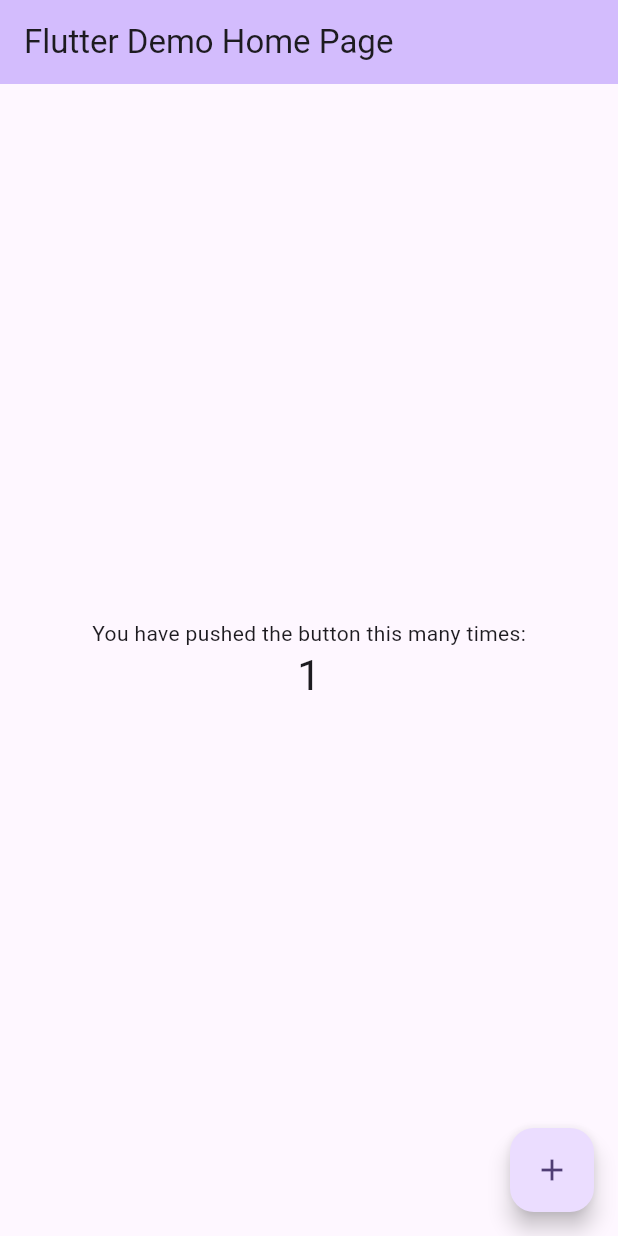
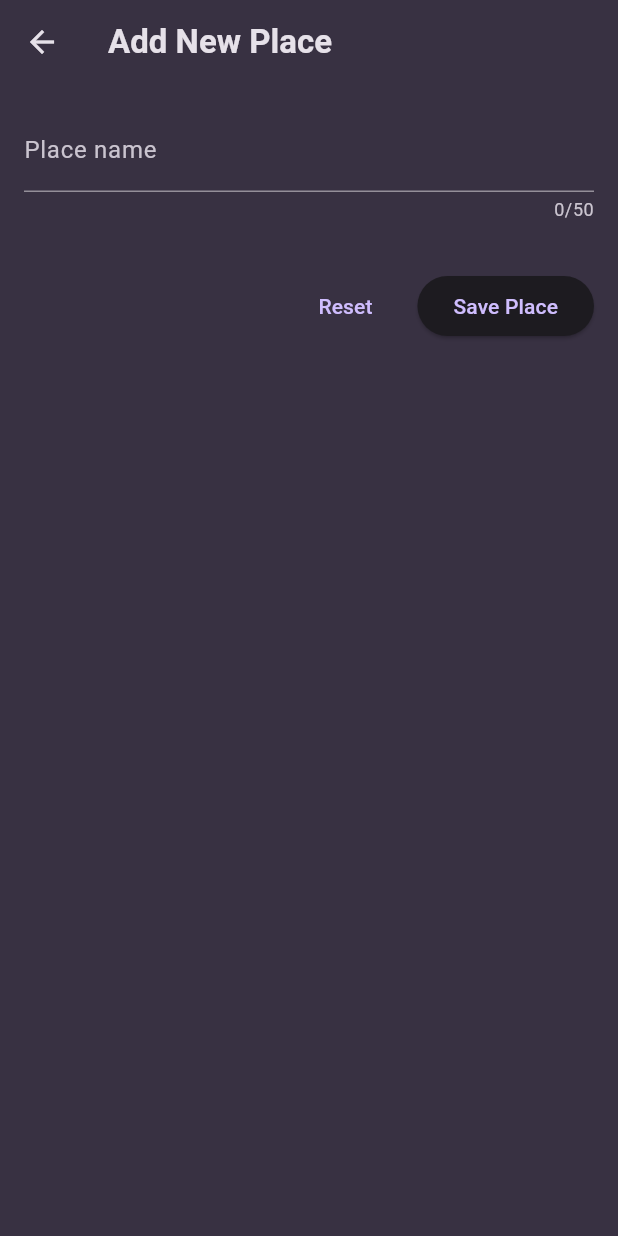
Before and after one commit to OGispert/places, a Flutter app: the screen it shows after launch, after a tap on the "add" icon, on a phone screen of 412 x 824 dp. Run offline on Flutter 3.47's test engine with Material 3 defaults, Android fonts, the phone set to English and light mode, and no system bars; our stand-ins replace flutter_riverpod, google_fonts.

Commit message:
Adding some views

```diff
--- a/lib/main.dart
+++ b/lib/main.dart
@@ -1,122 +1,33 @@
 import 'package:flutter/material.dart';
+
+import 'package:google_fonts/google_fonts.dart';
+import 'package:places/views/places_list.dart';
+
+final colorScheme = ColorScheme.fromSeed(
+  brightness: Brightness.dark,
+  seedColor: const Color.fromARGB(255, 102, 6, 247),
+  surface: const Color.fromARGB(255, 56, 49, 66),
+);
+
+final theme = ThemeData().copyWith(
+  scaffoldBackgroundColor: colorScheme.surface,
+  colorScheme: colorScheme,
+  textTheme: GoogleFonts.ubuntuCondensedTextTheme().copyWith(
+    titleSmall: GoogleFonts.ubuntuCondensed(fontWeight: FontWeight.bold),
+    titleMedium: GoogleFonts.ubuntuCondensed(fontWeight: FontWeight.bold),
+    titleLarge: GoogleFonts.ubuntuCondensed(fontWeight: FontWeight.bold),
+  ),
+);
 
 void main() {
   runApp(const MyApp());
 }
 
 class MyApp extends StatelessWidget {
-  const MyApp({super.key});
-
-  // This widget is the root of your application.
-  @override
-  Widget build(BuildContext context) {
-    return MaterialApp(
-      title: 'Flutter Demo',
-      theme: ThemeData(
-        // This is the theme of your application.
-        //
-        // TRY THIS: Try running your application with "flutter run". You'll see
-        // the application has a purple toolbar. Then, without quitting the app,
-        // try changing the seedColor in the colorScheme below to Colors.green
-        // and then invoke "hot reload" (save your changes or press the "hot
-        // reload" button in a Flutter-supported IDE, or press "r" if you used
-        // the command line to start the app).
-        //
-        // Notice that the counter didn't reset back to zero; the application
-        // state is not lost during the reload. To reset the state, use hot
-        // restart instead.
-        //
-        // This works for code too, not just values: Most code changes can be
-        // tested with just a hot reload.
-        colorScheme: ColorScheme.fromSeed(seedColor: Colors.deepPurple),
-      ),
-      home: const MyHomePage(title: 'Flutter Demo Home Page'),
-    );
-  }
-}
-
-class MyHomePage extends StatefulWidget {
-  const MyHomePage({super.key, required this.title});
-
-  // This widget is the home page of your application. It is stateful, meaning
-  // that it has a State object (defined below) that contains fields that affect
-  // how it looks.
-
-  // This class is the configuration for the state. It holds the values (in this
-  // case the title) provided by the parent (in this case the App widget) and
-  // used by the build method of the State. Fields in a Widget subclass are
-  // always marked "final".
-
-  final String title;
-
-  @override
-  State<MyHomePage> createState() => _MyHomePageState();
-}
-
-class _MyHomePageState extends State<MyHomePage> {
-  int _counter = 0;
-
-  void _incrementCounter() {
-    setState(() {
-      // This call to setState tells the Flutter framework that something has
-      // changed in this State, which causes it to rerun the build method below
-      // so that the display can reflect the updated values. If we changed
-      // _counter without calling setState(), then the build method would not be
-      // called again, and so nothing would appear to happen.
-      _counter++;
-    });
-  }
+  const MyApp({Key? key}) : super(key: key);
 
   @override
   Widget build(BuildContext context) {
-    // This method is rerun every time setState is called, for instance as done
-    // by the _incrementCounter method above.
-    //
-    // The Flutter framework has been optimized to make rerunning build methods
-    // fast, so that you can just rebuild anything that needs updating rather
-    // than having to individually change instances of widgets.
-    return Scaffold(
-      appBar: AppBar(
-        // TRY THIS: Try changing the color here to a specific color (to
-        // Colors.amber, perhaps?) and trigger a hot reload to see the AppBar
-        // change color while the other colors stay the same.
-        backgroundColor: Theme.of(context).colorScheme.inversePrimary,
-        // Here we take the value from the MyHomePage object that was created by
-        // the App.build method, and use it to set our appbar title.
-        title: Text(widget.title),
-      ),
-      body: Center(
-        // Center is a layout widget. It takes a single child and positions it
-        // in the middle of the parent.
-        child: Column(
-          // Column is also a layout widget. It takes a list of children and
-          // arranges them vertically. By default, it sizes itself to fit its
-          // children horizontally, and tries to be as tall as its parent.
-          //
-          // Column has various properties to control how it sizes itself and
-          // how it positions its children. Here we use mainAxisAlignment to
-          // center the children vertically; the main axis here is the vertical
-          // axis because Columns are vertical (the cross axis would be
-          // horizontal).
-          //
-          // TRY THIS: Invoke "debug painting" (choose the "Toggle Debug Paint"
-          // action in the IDE, or press "p" in the console), to see the
-          // wireframe for each widget.
-          mainAxisAlignment: MainAxisAlignment.center,
-          children: <Widget>[
-            const Text('You have pushed the button this many times:'),
-            Text(
-              '$_counter',
-              style: Theme.of(context).textTheme.headlineMedium,
-            ),
-          ],
-        ),
-      ),
-      floatingActionButton: FloatingActionButton(
-        onPressed: _incrementCounter,
-        tooltip: 'Increment',
-        child: const Icon(Icons.add),
-      ), // This trailing comma makes auto-formatting nicer for build methods.
-    );
+    return MaterialApp(title: 'Great Places', theme: theme, home: PlacesList());
   }
 }
--- /dev/null
+++ b/lib/models/place_model.dart
@@ -0,0 +1,6 @@
+class Place {
+  const Place({required this.id, required this.name});
+
+  final String id;
+  final String name;
+}
--- /dev/null
+++ b/lib/providers/places_provider.dart
@@ -0,0 +1,12 @@
+import 'package:flutter_riverpod/flutter_riverpod.dart';
+import 'package:places/models/place_model.dart';
+
+class PlacesNotifier extends StateNotifier<List<Place>> {
+  PlacesNotifier() : super([]);
+}
+
+final placesProvider = StateNotifierProvider<PlacesNotifier, List<Place>>((
+  ref,
+) {
+  return PlacesNotifier();
+});
--- /dev/null
+++ b/lib/views/add_new_place.dart
@@ -0,0 +1,81 @@
+import 'package:flutter/material.dart';
+import 'package:uuid/uuid.dart';
+import 'package:places/models/place_model.dart';
+
+class AddNewPlace extends StatefulWidget {
+  const AddNewPlace({super.key});
+
+  @override
+  State<AddNewPlace> createState() => _AddNewPlaceState();
+}
+
+class _AddNewPlaceState extends State<AddNewPlace> {
+  final formKey = GlobalKey<FormState>();
+  var uuid = Uuid();
+  var enteredPlaceName = '';
+
+  void savePlace() {
+    if (formKey.currentState?.validate() == true) {
+      formKey.currentState?.save();
+
+      final newPlace = Place(id: uuid.v4(), name: enteredPlaceName);
+
+      Navigator.of(context).pop(newPlace);
+    }
+  }
+
+  @override
+  Widget build(BuildContext context) {
+    return Scaffold(
+      appBar: AppBar(title: Text('Add New Place')),
+      body: Form(
+        key: formKey,
+        child: Padding(
+          padding: EdgeInsets.all(16),
+          child: Column(
+            children: [
+              TextFormField(
+                maxLength: 50,
+                decoration: InputDecoration(label: Text('Place name')),
+                onTapOutside: (PointerDownEvent event) {
+                  FocusManager.instance.primaryFocus?.unfocus();
+                },
+                keyboardType: TextInputType.name,
+                style: TextStyle(color: Colors.white),
+                validator: (value) {
+                  if (value == null ||
+                      value.isEmpty ||
+                      value.trim().length <= 1 ||
+                      value.trim().length > 50) {
+                    return 'Name must be between 1 and 50 characters.';
+                  }
+                  return null;
+                },
+                onSaved: (value) {
+                  enteredPlaceName = value ?? "";
+                },
+              ),
+              SizedBox(height: 32),
+              Row(
+                mainAxisAlignment: MainAxisAlignment.end,
+                children: [
+                  TextButton(
+                    onPressed: () {
+                      formKey.currentState?.reset();
+                    },
+                    child: Text('Reset'),
+                  ),
+                  SizedBox(width: 16),
+                  ElevatedButton(
+                    onPressed: savePlace,
+                    child: Text('Save Place'),
+                  ),
+                ],
+              ),
+            ],
+          ),
+        ),
+      ),
+    );
+  }
+}
--- /dev/null
+++ b/lib/views/place_details.dart
@@ -0,0 +1,13 @@
+import 'package:flutter/material.dart';
+import 'package:places/models/place_model.dart';
+
+class PlaceDetails extends StatelessWidget {
+  const PlaceDetails({super.key, required this.place});
+
+  final Place place;
+
+  @override
+  Widget build(BuildContext context) {
+    return Scaffold(appBar: AppBar(title: Text(place.name)));
+  }
+}
--- /dev/null
+++ b/lib/views/places_list.dart
@@ -0,0 +1,71 @@
+import 'package:flutter/material.dart';
+import 'package:places/models/place_model.dart';
+import 'package:places/views/add_new_place.dart';
+import 'package:places/views/place_details.dart';
+
+class PlacesList extends StatefulWidget {
+  const PlacesList({super.key});
+
+  @override
+  State<PlacesList> createState() => _PlacesListState();
+}
+
+class _PlacesListState extends State<PlacesList> {
+  final List<Place> places = [];
+
+  void addNewPlace() async {
+    final newPlace = await Navigator.of(
+      context,
+    ).push<Place>(MaterialPageRoute(builder: (context) => AddNewPlace()));
+
+    if (newPlace == null) {
+      return;
+    }
+
+    setState(() {
+      places.add(newPlace);
+    });
+  }
+
+  void removePlace(Place place) {
+    setState(() {
+      places.remove(place);
+    });
+  }
+
+  void placeDetails(Place place) {
+    Navigator.of(
+      context,
+    ).push(MaterialPageRoute(builder: (context) => PlaceDetails(place: place)));
+  }
+
+  @override
+  Widget build(BuildContext context) {
+    return Scaffold(
+      appBar: AppBar(
+        title: Text('My Places'),
+        actions: [IconButton(onPressed: addNewPlace, icon: Icon(Icons.add))],
+      ),
+      body: ListView.builder(
+        itemCount: places.length,
+        itemBuilder:
+            (context, index) => Dismissible(
+              background: Container(
+                color: const Color.fromARGB(255, 238, 40, 60),
+              ),
+              key: ValueKey(places[index].id),
+              direction: DismissDirection.endToStart,
+              onDismissed: (direction) {
+                removePlace(places[index]);
+              },
+              child: ListTile(
+                title: Text(places[index].name),
+                onTap: () {
+                  placeDetails(places[index]);
+                },
+              ),
+            ),
+      ),
+    );
+  }
+}
--- a/pubspec.yaml
+++ b/pubspec.yaml
@@ -34,6 +34,9 @@ dependencies:
   # The following adds the Cupertino Icons font to your application.
   # Use with the CupertinoIcons class for iOS style icons.
   cupertino_icons: ^1.0.8
+  google_fonts: ^6.2.1
+  flutter_riverpod: ^2.6.1
+  uuid: ^4.5.1
 
 dev_dependencies:
   flutter_test:
```
Also changed, not shown: 8 other files.
